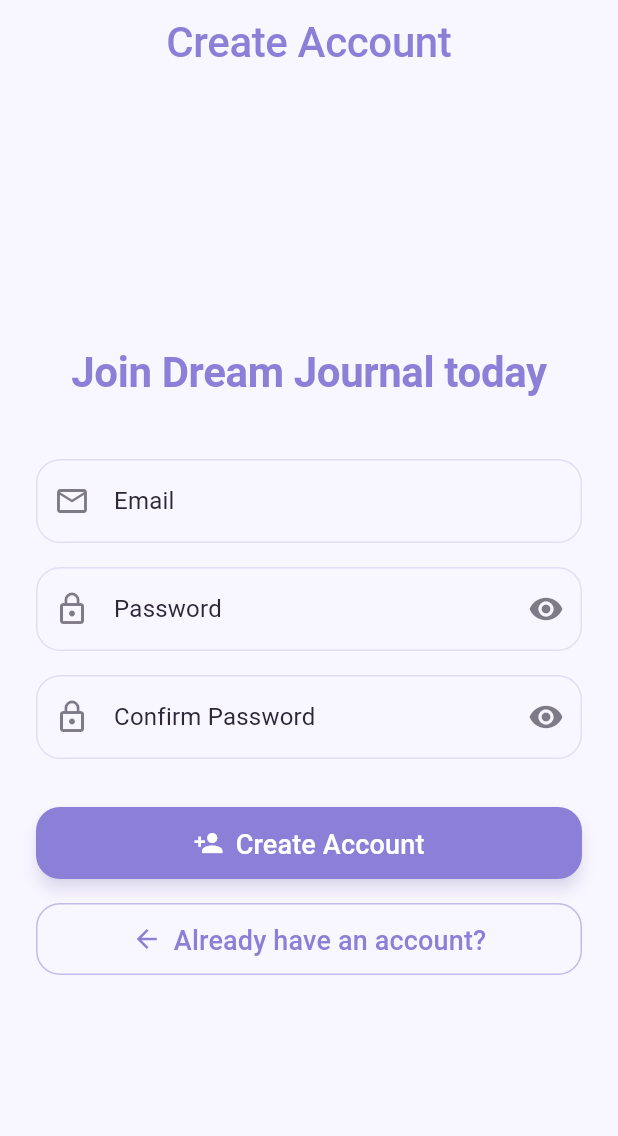
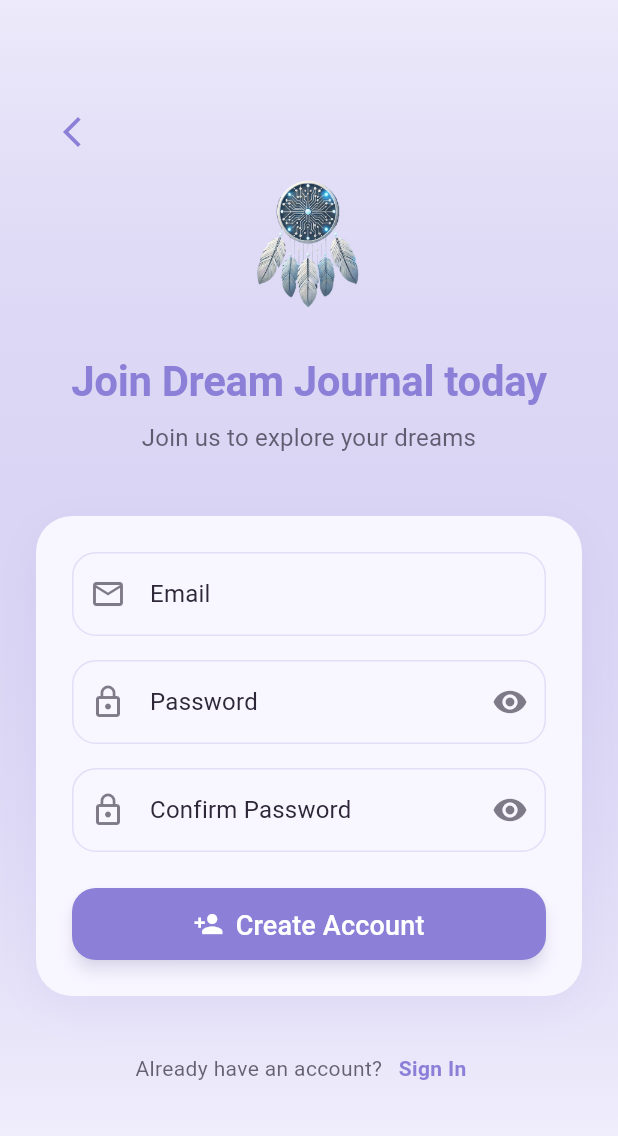
Before and after one commit to burakkoc5/dream-interpreter-app, a Flutter app: the RegisterScreen screen opened by its route, on a phone screen of 412 x 824 dp. Shown: the top 1136 px of the screen. Run offline on Flutter 3.47's test engine with Material 3 defaults, Android fonts, the light colour scheme and no system bars; our stand-ins replace cloud_firestore, device_info_plus, firebase_auth, firebase_core, flutter_bloc, flutter_local_notifications and 9 more; missing offline and left inert: slang; accounts and stored records are empty; generated files the repository leaves out were written again.

Commit message:
updated register screen

```diff
--- a/lib/features/auth/presentation/register_screen.dart
+++ b/lib/features/auth/presentation/register_screen.dart
@@ -52,26 +52,54 @@ class _RegisterScreenState extends State<RegisterScreen> {
   @override
   Widget build(BuildContext context) {
     final theme = Theme.of(context);
+    final size = MediaQuery.of(context).size;
 
     return Scaffold(
-      appBar: AppBar(
-        title: Text(
-          t.registration.signUp.signUpText,
-          style: theme.textTheme.titleLarge?.copyWith(
-            color: theme.colorScheme.primary,
+      body: Container(
+        width: double.infinity,
+        height: double.infinity,
+        decoration: BoxDecoration(
+          gradient: LinearGradient(
+            begin: Alignment.topCenter,
+            end: Alignment.bottomCenter,
+            colors: [
+              theme.colorScheme.primary.withOpacity(0.1),
+              theme.colorScheme.surface,
+            ],
           ),
         ),
-      ),
-      body: BlocBuilder<AuthCubit, AuthState>(
-        builder: (context, state) => Center(
         child: SingleChildScrollView(
-            padding: const EdgeInsets.all(24.0),
+          padding: const EdgeInsets.symmetric(horizontal: 24.0),
+          child: ConstrainedBox(
+            constraints: BoxConstraints(minHeight: size.height),
+            child: IntrinsicHeight(
               child: Form(
                 key: _formKey,
                 child: Column(
                   mainAxisAlignment: MainAxisAlignment.center,
                   crossAxisAlignment: CrossAxisAlignment.stretch,
                   children: [
+                    SafeArea(
+                      child: Align(
+                        alignment: Alignment.centerLeft,
+                        child: IconButton(
+                          onPressed: () => context.pop(),
+                          icon: Icon(
+                            Icons.arrow_back_ios_new,
+                            color: theme.colorScheme.primary,
+                          ),
+                        ),
+                      ),
+                    ),
+                    Hero(
+                      tag: 'app_logo',
+                      child: Image.asset(
+                        'assets/images/logo_nbg.png',
+                        height: 100,
+                        width: 100,
+                      ),
+                    ),
+                    const SizedBox(height: 24),
                     Text(
                       t.registration.signUp.signUpCaption,
                       style: theme.textTheme.headlineMedium?.copyWith(
@@ -80,7 +108,31 @@ class _RegisterScreenState extends State<RegisterScreen> {
                       ),
                       textAlign: TextAlign.center,
                     ),
+                    const SizedBox(height: 8),
+                    Text(
+                      'Join us to explore your dreams',
+                      style: theme.textTheme.bodyLarge?.copyWith(
+                        color: theme.colorScheme.onSurface.withOpacity(0.7),
+                      ),
+                      textAlign: TextAlign.center,
+                    ),
                     const SizedBox(height: 40),
+                    Container(
+                      padding: const EdgeInsets.all(24),
+                      decoration: BoxDecoration(
+                        color: theme.colorScheme.surface,
+                        borderRadius: BorderRadius.circular(24),
+                        boxShadow: [
+                          BoxShadow(
+                            color: theme.colorScheme.primary.withOpacity(0.1),
+                            blurRadius: 24,
+                            offset: const Offset(0, 8),
+                          ),
+                        ],
+                      ),
+                      child: Column(
+                        crossAxisAlignment: CrossAxisAlignment.stretch,
+                        children: [
                           AppTextField(
                             controller: _emailController,
                             label: t.registration.email.emailText,
@@ -109,7 +161,8 @@ class _RegisterScreenState extends State<RegisterScreen> {
                             autofillHints: const [AutofillHints.newPassword],
                             validator: (value) {
                               if (value == null || value.isEmpty) {
-                        return t.registration.password.passwordValidation;
+                                return t
+                                    .registration.password.passwordValidation;
                               }
                               if (value.length < 6) {
                                 return t.registration.password
@@ -121,7 +174,8 @@ class _RegisterScreenState extends State<RegisterScreen> {
                           const SizedBox(height: 16),
                           AppTextField(
                             controller: _confirmPasswordController,
-                    label: t.registration.confirmPassword.confirmPasswordText,
+                            label: t.registration.confirmPassword
+                                .confirmPasswordText,
                             prefixIcon: Icons.lock_outline,
                             suffixIcon: _isConfirmPasswordVisible
                                 ? Icons.visibility_off
@@ -135,21 +189,44 @@ class _RegisterScreenState extends State<RegisterScreen> {
                               return null;
                             },
                           ),
-                  const SizedBox(height: 32),
-                  AppButton(
+                          const SizedBox(height: 24),
+                          BlocBuilder<AuthCubit, AuthState>(
+                            builder: (context, state) => AppButton(
                               text: t.registration.signUp.signUpText,
-                    onPressed: state.isLoading ? null : _handleRegister,
+                              onPressed:
+                                  state.isLoading ? null : _handleRegister,
                               isLoading: state.isLoading,
                               icon: Icons.person_add,
                             ),
-                  const SizedBox(height: 16),
-                  AppButton(
-                    text: t.registration.signUp.alreadyHaveAccount,
-                    onPressed: () => context.pop(),
-                    variant: AppButtonVariant.ghost,
-                    icon: Icons.arrow_back,
                           ),
                         ],
+                      ),
+                    ),
+                    const SizedBox(height: 24),
+                    Row(
+                      mainAxisAlignment: MainAxisAlignment.center,
+                      children: [
+                        Text(
+                          t.registration.signUp.alreadyHaveAccount,
+                          style: theme.textTheme.bodyMedium?.copyWith(
+                            color: theme.colorScheme.onSurface.withOpacity(0.7),
+                          ),
+                        ),
+                        TextButton(
+                          onPressed: () => context.pop(),
+                          child: Text(
+                            t.registration.signIn.signInText,
+                            style: theme.textTheme.bodyMedium?.copyWith(
+                              color: theme.colorScheme.primary,
+                              fontWeight: FontWeight.bold,
+                            ),
+                          ),
+                        ),
+                      ],
+                    ),
+                    const SizedBox(height: 24),
+                  ],
+                ),
               ),
             ),
           ),
```
Lines whose indentation alone changed are shown as unchanged.
